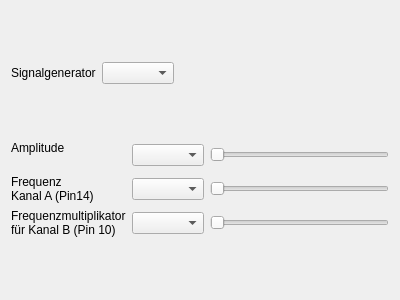
First picture: the form in lenlab/gui/signalform.ui, repository kalanzun/red_lenlab, before the edit.
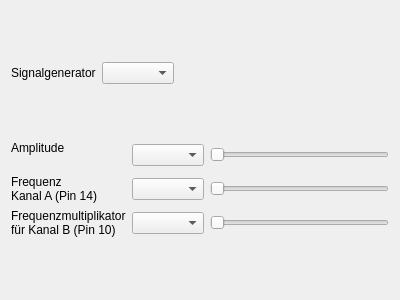
Second picture: the form after the edit.

Commit message: Swap DAC Channels, channel 1 is A now

The edit to the form file:
```diff
--- a/lenlab/gui/signalform.ui
+++ b/lenlab/gui/signalform.ui
@@ -71,7 +71,7 @@
       <widget class="QLabel" name="frequencyLabel">
        <property name="text">
         <string>Frequenz
-Kanal A (Pin14)</string>
+Kanal A (Pin 14)</string>
        </property>
       </widget>
      </item>
```
The commit also changes 1 other file.
